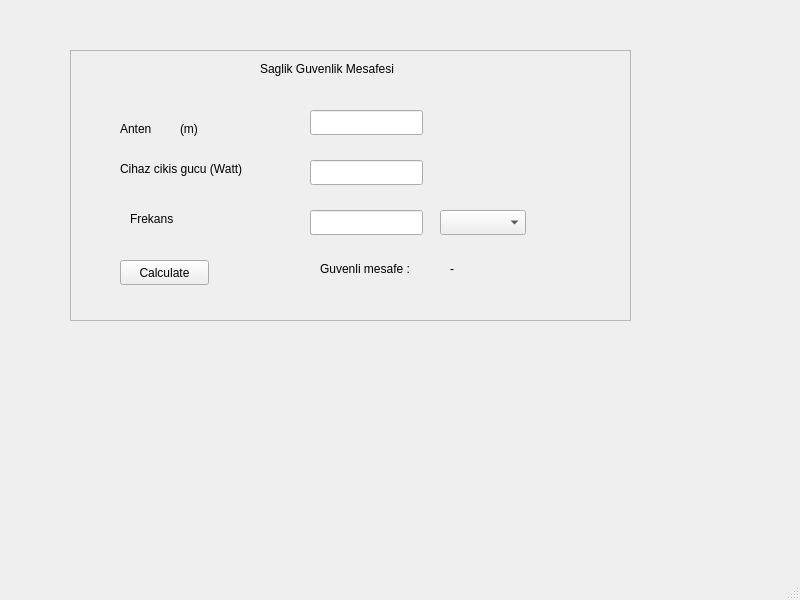
First picture: the form in untitled.ui, repository omerolkun/health_distance, before the edit.
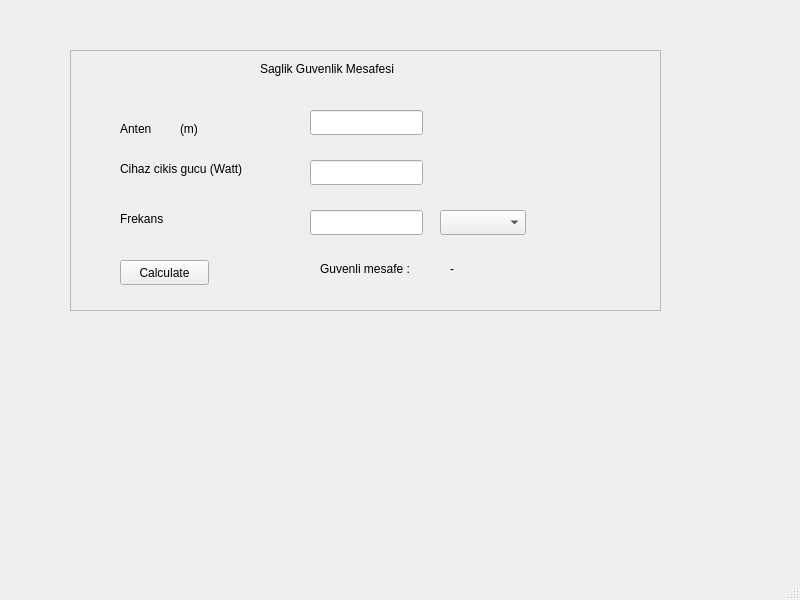
Second picture: the form after the edit.

Commit message: some widgets are updated

```diff
--- a/untitled.ui
+++ b/untitled.ui
@@ -19,8 +19,8 @@
      <rect>
       <x>70</x>
       <y>50</y>
-      <width>561</width>
-      <height>271</height>
+      <width>591</width>
+      <height>261</height>
      </rect>
     </property>
     <property name="frameShape">
@@ -71,7 +71,7 @@
     <widget class="QLabel" name="label_4">
      <property name="geometry">
       <rect>
-       <x>60</x>
+       <x>50</x>
        <y>160</y>
        <width>67</width>
        <height>17</height>
```
The commit also changes 7 other files.
